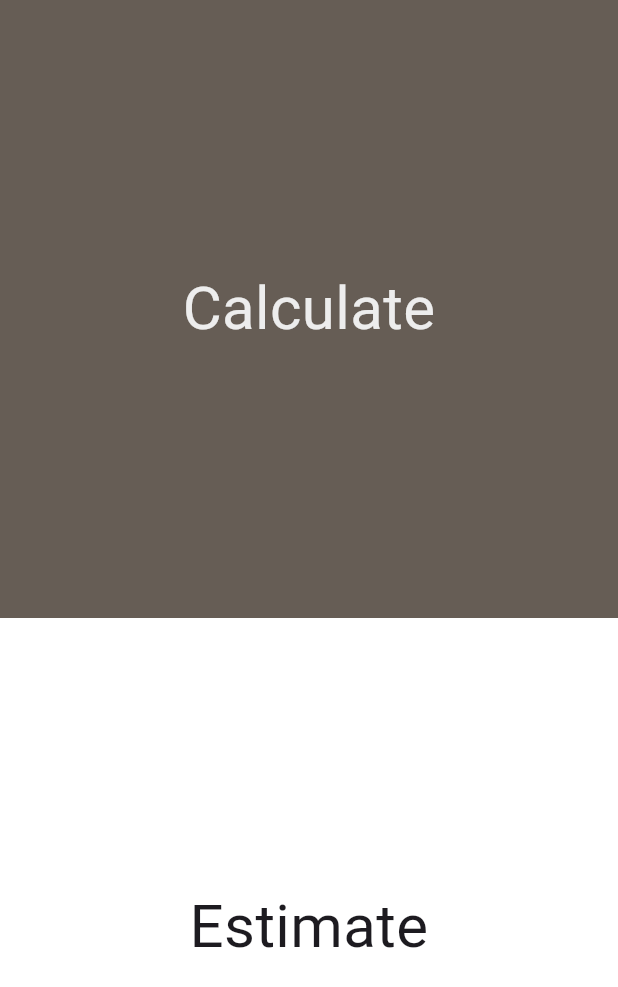
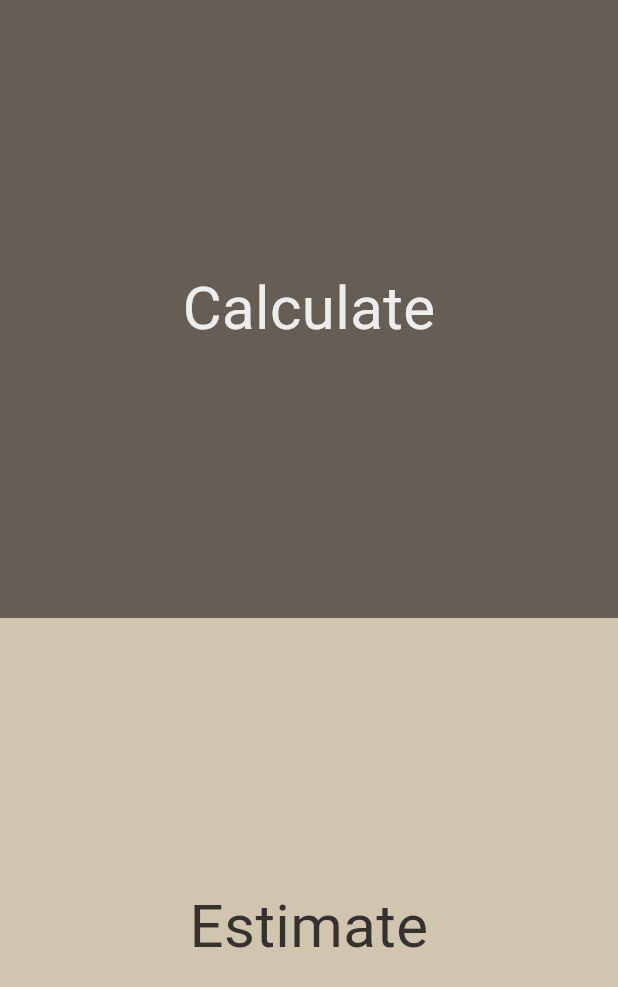
Before and after one commit to theartcher/Rodilo, a Flutter app: the screen it shows after launch, on a phone screen of 412 x 824 dp. Shown: the top 987 px of the screen. Run offline on Flutter 3.47's test engine with Material 3 defaults, Android fonts, the light colour scheme and no system bars; our stand-ins replace go_router, google_fonts.

Commit message:
Implement colors and route properly

```diff
--- a/lib/screens/home.dart
+++ b/lib/screens/home.dart
@@ -1,5 +1,6 @@
 import 'package:flutter/material.dart';
 import 'package:go_router/go_router.dart';
+import 'package:rodilo/global_variables.dart';
 
 class HomeScreen extends StatelessWidget {
   const HomeScreen({super.key});
@@ -16,7 +17,7 @@ class HomeScreen extends StatelessWidget {
               child: Container(
                 color: colorTheme.primary,
                 child: GestureDetector(
-                  onTap: () => context.go('/calculate'),
+                  onTap: () => context.go(calculateRoute),
                   child: Center(
                     child: Text(
                       'Calculate',
@@ -31,14 +32,18 @@ class HomeScreen extends StatelessWidget {
               ),
             ),
             Expanded(
+              child: Container(
+                color: colorTheme.secondary,
                 child: GestureDetector(
-                onTap: () => context.go('/estimate'),
-                child: const Center(
+                  onTap: () => context.go(estimateRoute),
+                  child: Center(
                     child: Text(
                       'Estimate',
                       textAlign: TextAlign.center,
                       style: TextStyle(
+                        color: colorTheme.onSecondary,
                         fontSize: 40,
+                      ),
                     ),
                   ),
                 ),
```
Also changed, not shown: lib/global_variables.dart (+12 -10 lines). Lines whose indentation alone changed are shown as unchanged.
